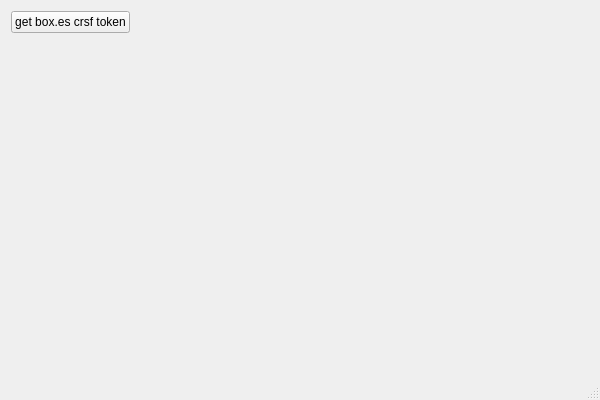
Above: BoxesApiReverseEngineering/MainWindows.ui from TheRealNox/TestBenchC- before the change. Below: the same form after it.
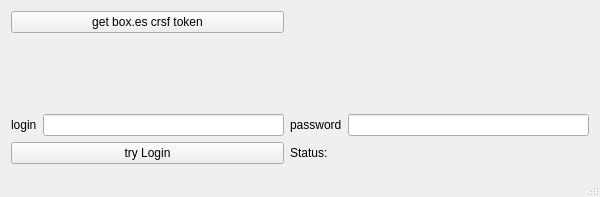
That is the form after the change.

Commit message: Login now working

```diff
--- a/BoxesApiReverseEngineering/MainWindows.ui
+++ b/BoxesApiReverseEngineering/MainWindows.ui
@@ -7,28 +7,90 @@
     <x>0</x>
     <y>0</y>
     <width>600</width>
-    <height>400</height>
+    <height>197</height>
    </rect>
   </property>
   <property name="windowTitle">
    <string>Box.es API Discovering</string>
   </property>
   <widget class="QWidget" name="centralWidget">
-   <layout class="QFormLayout" name="formLayout">
-    <item row="0" column="0">
+   <layout class="QGridLayout" name="gridLayout">
+    <item row="3" column="0" colspan="2">
+     <widget class="QPushButton" name="tryLogin">
+      <property name="text">
+       <string>try Login</string>
+      </property>
+     </widget>
+    </item>
+    <item row="0" column="0" colspan="2">
      <widget class="QPushButton" name="getHomePage">
       <property name="text">
        <string>get box.es crsf token</string>
       </property>
      </widget>
     </item>
-    <item row="0" column="1">
+    <item row="0" column="2" colspan="2">
      <widget class="QLabel" name="crsfToken">
       <property name="text">
        <string/>
       </property>
      </widget>
     </item>
+    <item row="2" column="0">
+     <widget class="QLabel" name="label_2">
+      <property name="text">
+       <string>login</string>
+      </property>
+     </widget>
+    </item>
+    <item row="2" column="1">
+     <widget class="QLineEdit" name="loginInput">
+      <property name="text">
+       <string/>
+      </property>
+     </widget>
+    </item>
+    <item row="3" column="3">
+     <widget class="QLabel" name="label">
+      <property name="text">
+       <string/>
+      </property>
+     </widget>
+    </item>
+    <item row="2" column="3">
+     <widget class="QLineEdit" name="passwordInput">
+      <property name="text">
+       <string/>
+      </property>
+     </widget>
+    </item>
+    <item row="2" column="2">
+     <widget class="QLabel" name="label_3">
+      <property name="text">
+       <string>password</string>
+      </property>
+     </widget>
+    </item>
+    <item row="3" column="2">
+     <widget class="QLabel" name="label_4">
+      <property name="text">
+       <string>Status:</string>
+      </property>
+     </widget>
+    </item>
+    <item row="1" column="1">
+     <spacer name="verticalSpacer">
+      <property name="orientation">
+       <enum>Qt::Vertical</enum>
+      </property>
+      <property name="sizeHint" stdset="0">
+       <size>
+        <width>20</width>
+        <height>40</height>
+       </size>
+      </property>
+     </spacer>
+    </item>
    </layout>
   </widget>
   <widget class="QMenuBar" name="menuBar">
```
The commit also changes 4 other files.
